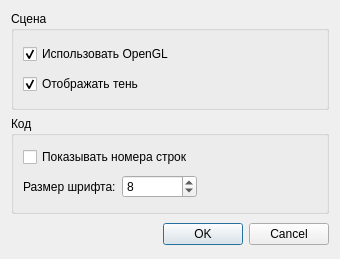
alekseyl1992/qmb, file interface/optionsdialog.ui: the form before one commit.
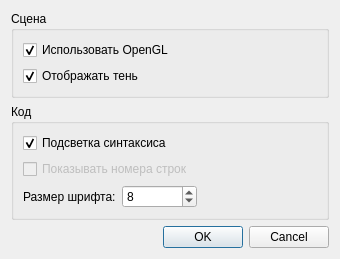
The form after the commit.

Diff of the .ui file:
```diff
--- a/interface/optionsdialog.ui
+++ b/interface/optionsdialog.ui
@@ -82,8 +82,21 @@
       <string>Код</string>
      </property>
      <layout class="QVBoxLayout" name="verticalLayout_2">
+      <item>
+       <widget class="QCheckBox" name="highLightXML">
+        <property name="text">
+         <string>Подсветка синтаксиса</string>
+        </property>
+        <property name="checked">
+         <bool>true</bool>
+        </property>
+       </widget>
+      </item>
       <item>
        <widget class="QCheckBox" name="showStringNumbers">
+        <property name="enabled">
+         <bool>false</bool>
+        </property>
         <property name="text">
          <string>Показывать номера строк</string>
         </property>
```
Left out of the diff: 2 changed lines with no effect on the pictures.
